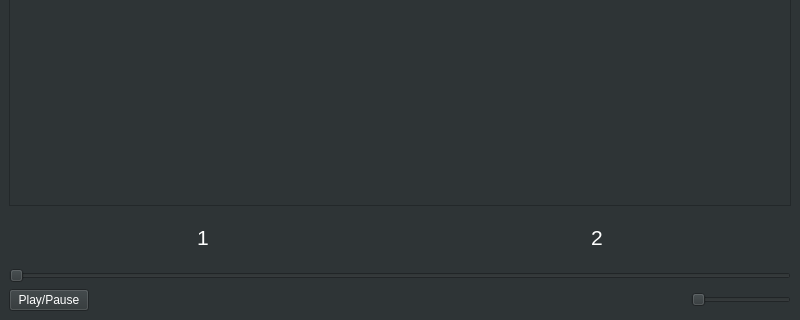
The window that templates/player.ui (roman-y-korolev/StudyPlayer) describes before a commit, drawn with Qt 5; both pictures show x 0 to 800 and y 280 to 600 of the 800 by 600 pixel window.
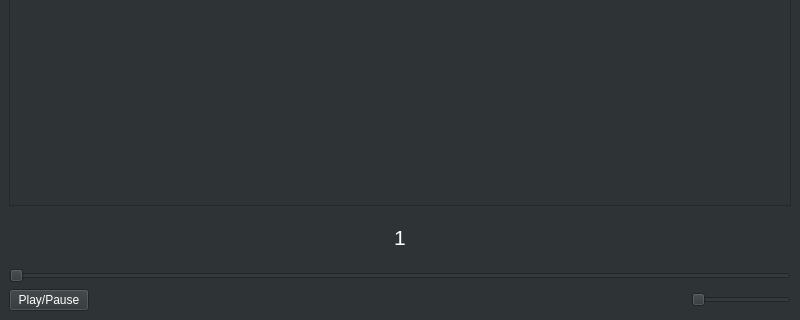
The same window after the commit.

Commit message: change word by word translation layout

Diff of the .ui file:
```diff
--- a/templates/player.ui
+++ b/templates/player.ui
@@ -474,27 +474,6 @@
           </property>
          </widget>
         </item>
-        <item>
-         <widget class="QLabel" name="subtitle_label_2">
-          <property name="maximumSize">
-           <size>
-            <width>16777215</width>
-            <height>50</height>
-           </size>
-          </property>
-          <property name="font">
-           <font>
-            <pointsize>16</pointsize>
-           </font>
-          </property>
-          <property name="text">
-           <string>2</string>
-          </property>
-          <property name="alignment">
-           <set>Qt::AlignCenter</set>
-          </property>
-         </widget>
-        </item>
        </layout>
       </item>
       <item>
```
Left out of the diff: 3 changed lines with no effect on the pictures. The commit also changes 2 other files.
